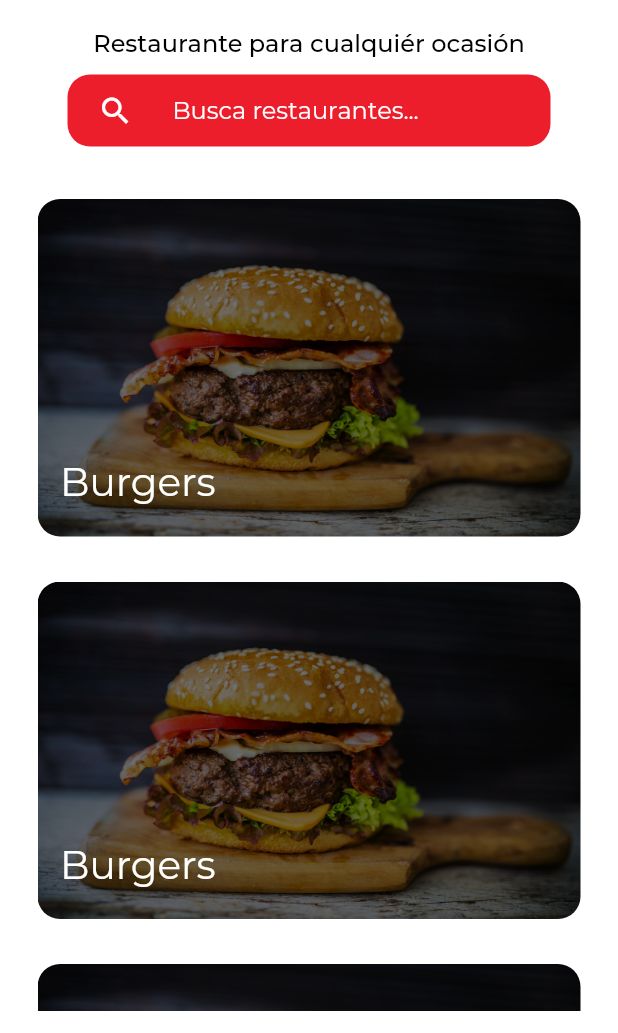
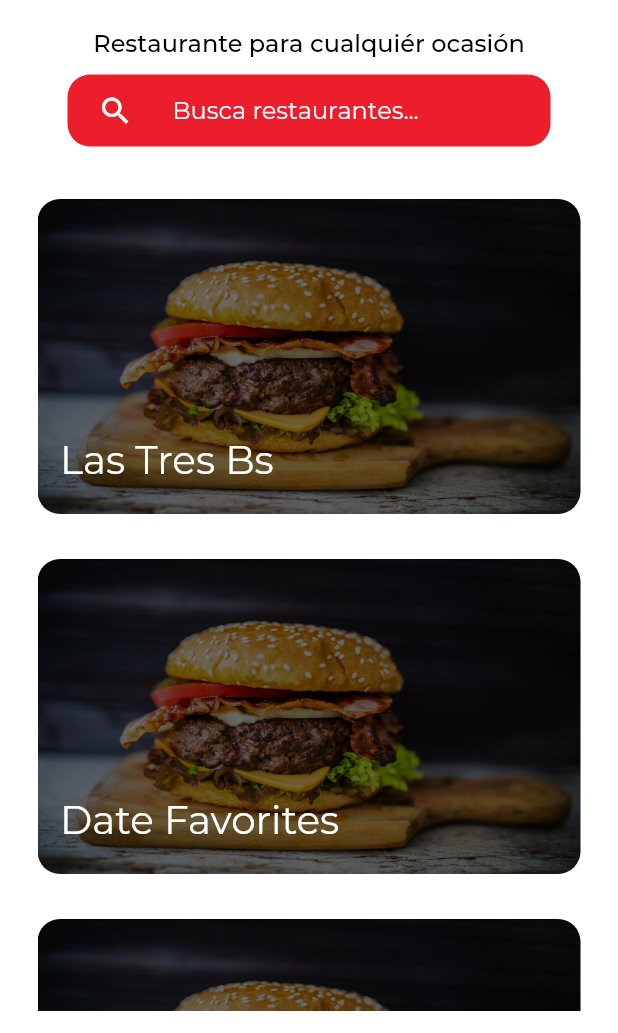
Before and after one commit to JPGarCar/gordos_pero_felices, a Flutter app: the screen it shows after launch, on a phone screen of 412 x 824 dp, the part 203-1236 px from its top. Run offline on Flutter 3.47's test engine with Material 2 defaults, Android fonts, the phone set to English and light mode, and no system bars; our stand-ins replace carousel_slider, cloud_firestore, email_validator, firebase_auth, google_sign_in, sticky_headers; missing offline and left inert: flutter_facebook_login, keyboard_visibility; accounts and stored records are empty.

Commit message:
Refactored a custom_card.dart from business_card.dart and category_card.dart. They both use custom_card.dart. home_screen.dart now uses custom_card.dart. Card's height is in constants file.

```diff
--- a/lib/constants.dart
+++ b/lib/constants.dart
@@ -21,3 +21,5 @@ const k_cbsHeightRatio = 18.5 / 20.0;
 const k_defaultTextButtonStyle = TextStyle(
   fontSize: 18,
 );
+
+const double k_cardHeight = 210;
--- a/lib/screens/home_screen.dart
+++ b/lib/screens/home_screen.dart
@@ -8,6 +8,7 @@ import 'package:gordos_pero_felizes/screens/user_screen.dart';
 import 'package:gordos_pero_felizes/widgets/business_card.dart';
 import 'package:gordos_pero_felizes/widgets/category_card.dart';
 import 'package:gordos_pero_felizes/widgets/custom_bottom_sheet.dart' as cbs;
+import 'package:gordos_pero_felizes/widgets/custom_card.dart';
 import 'package:gordos_pero_felizes/widgets/title_widget.dart';
 
 class HomeScreen extends StatefulWidget {
@@ -33,6 +34,25 @@ dynamic showCustomModalBottomSheet(BuildContext context) {
         return MenuScreen();
       });
 }
+
+List<CustomCard> cardList = [
+  CustomCard(
+    name: 'Las Tres Bs',
+    imageAssetPath: 'images/gourmet_burger.jpg',
+  ),
+  CustomCard(
+    name: 'Date Favorites',
+    imageAssetPath: 'images/gourmet_burger.jpg',
+  ),
+  CustomCard(
+    name: 'Los Gordo Favoritos',
+    imageAssetPath: 'images/gourmet_burger.jpg',
+  ),
+  CustomCard(
+    name: 'Los Más Buscados',
+    imageAssetPath: 'images/gourmet_burger.jpg',
+  ),
+];
 
 class _HomeScreenState extends State<HomeScreen> {
   @override
@@ -62,14 +82,9 @@ class _HomeScreenState extends State<HomeScreen> {
               Expanded(
                 child: ListView.builder(
                   itemBuilder: (context, index) {
-                    return CategoryCard(
-                      category: Category(
-                        name: 'Burgers',
-                        imageAssetPath: 'images/gourmet_burger.jpg',
-                      ),
-                    );
+                    return cardList[index];
                   },
-                  itemCount: 3,
+                  itemCount: 4,
                 ),
               ),
             ],
--- a/lib/widgets/business_card.dart
+++ b/lib/widgets/business_card.dart
@@ -2,6 +2,7 @@ import 'package:flutter/material.dart';
 import 'package:gordos_pero_felizes/models/business.dart';
 
 import '../constants.dart';
+import 'custom_card.dart';
 
 class BusinessCard extends StatelessWidget {
   final Business business;
@@ -10,32 +11,18 @@ class BusinessCard extends StatelessWidget {
 
   @override
   Widget build(BuildContext context) {
-    return GestureDetector(
-      onTap: () {}, // TODO send to business page
-      child: Padding(
-        padding: const EdgeInsets.symmetric(horizontal: 5, vertical: 15),
-        child: Container(
-          height: 225,
-          decoration: BoxDecoration(
-            borderRadius: BorderRadius.circular(k_circularBorderRadius),
-            image: DecorationImage(
-              image: AssetImage(business.mainImageAsset),
-              fit: BoxFit.fill,
-              colorFilter: ColorFilter.mode(Colors.black54, BlendMode.darken),
-            ),
-          ),
-          child: Column(
-            mainAxisAlignment: MainAxisAlignment.spaceBetween,
-            children: [
-              Row(
+    return CustomCard(
+      onTapFunction: () {}, // TODO send to business page
+      imageAssetPath: business.mainImageAsset,
+      name: business.businessName,
+      overlay: Row(
         mainAxisAlignment: MainAxisAlignment.end,
         children: [
           Container(
             decoration: BoxDecoration(
                 borderRadius: BorderRadius.only(
                     topRight: Radius.circular(k_circularBorderRadius),
-                            bottomLeft:
-                                Radius.circular(k_circularBorderRadius)),
+                    bottomLeft: Radius.circular(k_circularBorderRadius)),
                 color: Colors.grey.shade900),
             height: 80,
             width: 115,
@@ -61,25 +48,6 @@ class BusinessCard extends StatelessWidget {
           )
         ],
       ),
-              Row(
-                children: [
-                  Padding(
-                    padding: const EdgeInsets.symmetric(
-                        vertical: 20, horizontal: 15),
-                    child: Text(
-                      business.businessName,
-                      style: TextStyle(
-                        color: k_whiteColor,
-                        fontSize: 26,
-                      ),
-                    ),
-                  )
-                ],
-              )
-            ],
-          ),
-        ),
-      ),
     );
   }
 }
--- a/lib/widgets/category_card.dart
+++ b/lib/widgets/category_card.dart
@@ -4,6 +4,7 @@ import 'package:gordos_pero_felizes/models/category.dart';
 import 'package:gordos_pero_felizes/screens/category_screen.dart';
 
 import '../constants.dart';
+import 'custom_card.dart';
 
 class CategoryCard extends StatelessWidget {
   final Category category;
@@ -12,44 +13,12 @@ class CategoryCard extends StatelessWidget {
 
   @override
   Widget build(BuildContext context) {
-    return GestureDetector(
-      onTap: () {
+    return CustomCard(
+      onTapFunction: () {
         Navigator.pushNamed(context, CategoryScreen.screenId);
-      }, // TODO send to category page
-      child: Padding(
-        padding: const EdgeInsets.symmetric(horizontal: 5, vertical: 15),
-        child: Container(
-          height: 225,
-          decoration: BoxDecoration(
-            borderRadius: BorderRadius.circular(k_circularBorderRadius),
-            image: DecorationImage(
-              image: AssetImage(category.imageAssetPath),
-              fit: BoxFit.fill,
-              colorFilter: ColorFilter.mode(Colors.black54, BlendMode.darken),
-            ),
-          ),
-          child: Column(
-            mainAxisAlignment: MainAxisAlignment.end,
-            children: [
-              Row(
-                children: [
-                  Padding(
-                    padding: const EdgeInsets.symmetric(
-                        vertical: 20, horizontal: 15),
-                    child: Text(
-                      category.name,
-                      style: TextStyle(
-                        color: k_whiteColor,
-                        fontSize: 26,
-                      ),
-                    ),
-                  )
-                ],
-              )
-            ],
-          ),
-        ),
-      ),
+      },
+      name: category.name,
+      imageAssetPath: category.imageAssetPath,
     );
   }
 }
--- /dev/null
+++ b/lib/widgets/custom_card.dart
@@ -0,0 +1,57 @@
+import 'package:flutter/material.dart';
+import 'package:gordos_pero_felizes/models/business.dart';
+import 'package:gordos_pero_felizes/models/category.dart';
+import 'package:gordos_pero_felizes/screens/category_screen.dart';
+
+import '../constants.dart';
+
+class CustomCard extends StatelessWidget {
+  final Function onTapFunction;
+  final String imageAssetPath;
+  final String name;
+  final Widget overlay;
+
+  CustomCard(
+      {this.onTapFunction, this.imageAssetPath, this.name, this.overlay});
+
+  @override
+  Widget build(BuildContext context) {
+    return GestureDetector(
+      onTap: onTapFunction,
+      child: Padding(
+        padding: EdgeInsets.symmetric(horizontal: 5, vertical: 15),
+        child: Container(
+          height: k_cardHeight,
+          decoration: BoxDecoration(
+            borderRadius: BorderRadius.circular(k_circularBorderRadius),
+            image: DecorationImage(
+              image: AssetImage(imageAssetPath),
+              fit: BoxFit.fill,
+              colorFilter: ColorFilter.mode(Colors.black54, BlendMode.darken),
+            ),
+          ),
+          child: Column(
+            mainAxisAlignment: MainAxisAlignment.spaceBetween,
+            children: [
+              overlay ?? SizedBox(),
+              Row(
+                children: [
+                  Padding(
+                    padding: EdgeInsets.symmetric(vertical: 20, horizontal: 15),
+                    child: Text(
+                      name,
+                      style: TextStyle(
+                        color: k_whiteColor,
+                        fontSize: 26,
+                      ),
+                    ),
+                  )
+                ],
+              )
+            ],
+          ),
+        ),
+      ),
+    );
+  }
+}
```
Lines whose indentation alone changed are shown as unchanged.
